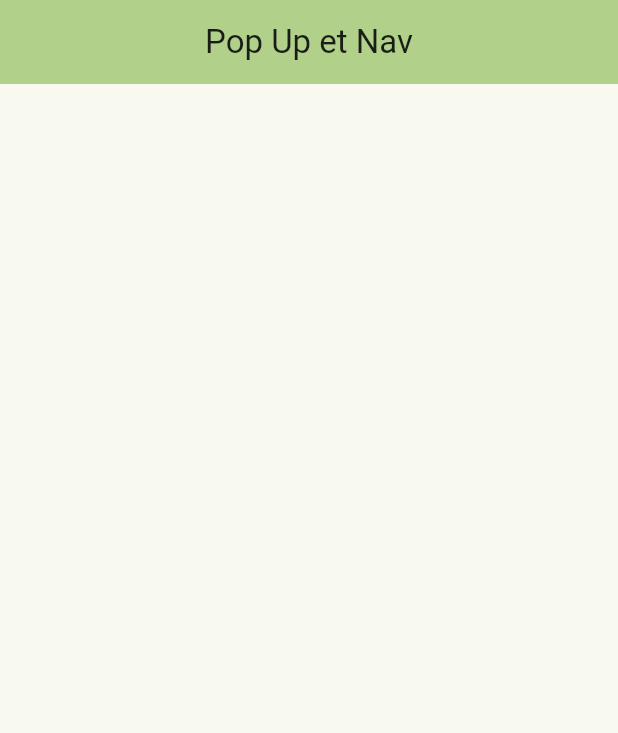
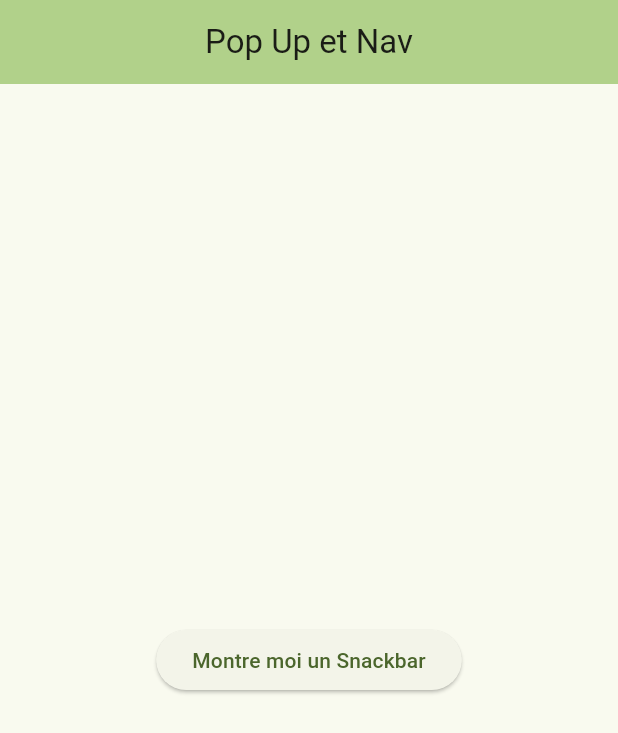
Before and after one commit to KifK2f/pop_up_et_nav, a Flutter app: the screen it shows after launch, on a phone screen of 412 x 824 dp. Shown: the top 733 px of the screen. Run offline on Flutter 3.47's test engine with Material 3 defaults, Android fonts, the phone set to English and light mode, and no system bars.

Commit message:
SnackBar Ok

```diff
--- /dev/null
+++ b/lib/SnackBar/home.dart
@@ -0,0 +1,46 @@
+import 'package:flutter/material.dart';
+
+class HomePage extends StatefulWidget {
+  const HomePage({super.key});
+
+  @override
+  State<HomePage> createState() {
+    return _HomePageState();
+  }
+
+}
+
+class _HomePageState extends State<HomePage> {
+
+  void _showSnackBar(){
+      SnackBar snackBar = SnackBar( //SnackBar permet de dire par exemple à l'utilisateur qu'il est connecté ou déconnecrté
+          content: const Text("Nous avons montré une SnackBar"),
+          backgroundColor: Theme.of(context).colorScheme.inversePrimary,
+        elevation: 5,
+        margin: const EdgeInsets.all(8),
+        behavior: SnackBarBehavior.floating, //On mets ceci pour permttre le margin
+        showCloseIcon: true, //Avoir l'icon e de la croix pour fermer la snackbar
+        duration: const Duration(seconds: 8), //Duré de l'afichage du SnackBar
+      );
+      ScaffoldMessenger.of(context).showSnackBar(snackBar);
+  }
+
+  @override
+  Widget build(BuildContext context) {
+    return Scaffold(
+      appBar: AppBar(
+        title: const Text("Pop Up et Nav"),
+        centerTitle: true,
+        backgroundColor: Theme.of(context).colorScheme.inversePrimary,
+      ),
+      body: Center(
+        child: Column(
+          mainAxisAlignment: MainAxisAlignment.spaceEvenly,
+          children: [
+            ElevatedButton(onPressed: _showSnackBar, child: const Text("Montre moi un Snackbar"))
+          ],
+        ),
+      ),
+    );
+  }
+}
--- /dev/null
+++ b/lib/SnackBar/main.dart
@@ -0,0 +1,22 @@
+import 'package:flutter/material.dart';
+import 'package:pop_up_et_nav/home.dart';
+
+void main() {
+  runApp(const MyApp());
+}
+
+class MyApp extends StatelessWidget {
+  const MyApp({super.key});
+
+  @override
+  Widget build(BuildContext context) {
+    return MaterialApp(
+      debugShowCheckedModeBanner: false,
+      title: 'Flutter Demo',
+      theme: ThemeData(
+        colorScheme: .fromSeed(seedColor: Colors.lightGreen),
+      ),
+      home: const HomePage(),
+    );
+  }
+}
--- a/lib/home.dart
+++ b/lib/home.dart
@@ -11,6 +11,20 @@ class HomePage extends StatefulWidget {
 }
 
 class _HomePageState extends State<HomePage> {
+
+  void _showSnackBar(){
+      SnackBar snackBar = SnackBar( //SnackBar permet de dire par exemple à l'utilisateur qu'il est connecté ou déconnecrté
+          content: const Text("Nous avons montré une SnackBar"),
+          backgroundColor: Theme.of(context).colorScheme.inversePrimary,
+        elevation: 5,
+        margin: const EdgeInsets.all(8),
+        behavior: SnackBarBehavior.floating, //On mets ceci pour permttre le margin
+        showCloseIcon: true, //Avoir l'icon e de la croix pour fermer la snackbar
+        duration: const Duration(seconds: 8), //Duré de l'afichage du SnackBar
+      );
+      ScaffoldMessenger.of(context).showSnackBar(snackBar);
+  }
+
   @override
   Widget build(BuildContext context) {
     return Scaffold(
@@ -21,8 +35,9 @@ class _HomePageState extends State<HomePage> {
       ),
       body: Center(
         child: Column(
+          mainAxisAlignment: MainAxisAlignment.spaceEvenly,
           children: [
-
+            ElevatedButton(onPressed: _showSnackBar, child: const Text("Montre moi un Snackbar"))
           ],
         ),
       ),
```
Also changed, not shown: 1 other file.
